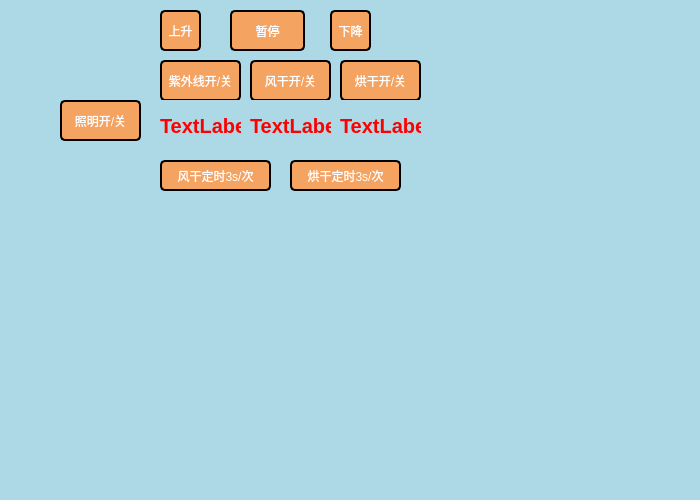
Above: QT/mainwindow.ui from YangTunyu/Arduino_dev before the change. Below: the same form after it.
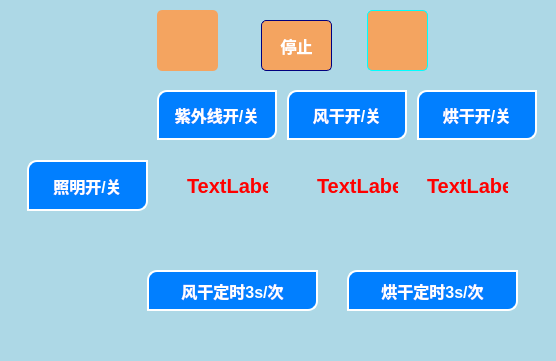
That is the form after the change.

Commit message: Story编号：S7155 修改人：姓名：庞爱晖 学号：202115030317 修改原因：qt界面修改 业务模块：智能晾衣架实现远程控制

```diff
--- a/QT/mainwindow.ui
+++ b/QT/mainwindow.ui
@@ -6,10 +6,17 @@
    <rect>
     <x>0</x>
     <y>0</y>
-    <width>700</width>
-    <height>500</height>
+    <width>556</width>
+    <height>361</height>
    </rect>
   </property>
+  <property name="font">
+   <font>
+    <pointsize>12</pointsize>
+    <weight>75</weight>
+    <bold>true</bold>
+   </font>
+  </property>
   <property name="windowTitle">
    <string>MainWindow</string>
   </property>
@@ -19,6 +26,7 @@
   <property name="styleSheet">
    <string notr="true">QWidget {
     background-color: #ADD8E6; /* 浅蓝色背景 */
+border-radius: 10px;       /* 设置MainWindow的圆角半径为10px */
 }
 </string>
   </property>
@@ -26,17 +34,16 @@
    <widget class="QPushButton" name="upButton">
     <property name="geometry">
      <rect>
-      <x>160</x>
+      <x>157</x>
       <y>10</y>
-      <width>41</width>
-      <height>41</height>
+      <width>61</width>
+      <height>61</height>
      </rect>
     </property>
     <property name="styleSheet">
      <string notr="true">QPushButton {
     background-color: #F4A460; /* 沙棕色背景 */
     color: white;
-    border: 2px solid #000;
     border-radius: 5px;
     padding: 5px;
 }
@@ -49,23 +56,30 @@
 </string>
     </property>
     <property name="text">
-     <string>上升</string>
+     <string/>
     </property>
    </widget>
    <widget class="QPushButton" name="stopButton">
     <property name="geometry">
      <rect>
-      <x>230</x>
-      <y>10</y>
-      <width>75</width>
-      <height>41</height>
+      <x>261</x>
+      <y>20</y>
+      <width>71</width>
+      <height>51</height>
      </rect>
     </property>
+    <property name="font">
+     <font>
+      <pointsize>12</pointsize>
+      <weight>75</weight>
+      <bold>true</bold>
+     </font>
+    </property>
     <property name="styleSheet">
      <string notr="true">QPushButton {
     background-color: #F4A460; /* 沙棕色背景 */
     color: white;
-    border: 2px solid #000;
+    border: 1px solid rgb(0, 0, 127);
     border-radius: 5px;
     padding: 5px;
 }
@@ -78,23 +92,23 @@
 </string>
     </property>
     <property name="text">
-     <string>暂停</string>
+     <string>停止</string>
     </property>
    </widget>
    <widget class="QPushButton" name="downButton">
     <property name="geometry">
      <rect>
-      <x>330</x>
+      <x>367</x>
       <y>10</y>
-      <width>41</width>
-      <height>41</height>
+      <width>61</width>
+      <height>61</height>
      </rect>
     </property>
     <property name="styleSheet">
      <string notr="true">QPushButton {
     background-color: #F4A460; /* 沙棕色背景 */
     color: white;
-    border: 2px solid #000;
+    border: 1px solid rgb(0, 255, 255);
     border-radius: 5px;
     padding: 5px;
 }
@@ -107,27 +121,39 @@
 </string>
     </property>
     <property name="text">
-     <string>下降</string>
+     <string/>
     </property>
    </widget>
    <widget class="QPushButton" name="lightButton">
     <property name="geometry">
      <rect>
-      <x>60</x>
-      <y>100</y>
-      <width>81</width>
-      <height>41</height>
+      <x>27</x>
+      <y>160</y>
+      <width>121</width>
+      <height>51</height>
      </rect>
     </property>
+    <property name="font">
+     <font>
+      <pointsize>12</pointsize>
+      <weight>75</weight>
+      <bold>true</bold>
+     </font>
+    </property>
     <property name="styleSheet">
      <string notr="true">QPushButton {
-    background-color: #F4A460; /* 沙棕色背景 */
-    color: white;
-    border: 2px solid #000;
-    border-radius: 5px;
-    padding: 5px;
+background-color: rgb(1, 127, 255); /* 背景颜色 */
+    color: white;                      /* 字体颜色 */
+    border: 2px solid white;           /* 边框颜色设置为白色 */
+    border-top-left-radius: 10px;      /* 左上角圆角 */
+    border-bottom-right-radius: 10px;  /* 右下角圆角 */
+    border-top-right-radius: 0px;      /* 右上角直角 */
+    border-bottom-left-radius: 0px;    /* 左下角直角 */
+    padding: 5px;                      /* 内边距 */
+
 }
 
+
 QLabel {
     color: red; /* 红色字体 */
     font-size: 20px;
@@ -142,21 +168,32 @@
    <widget class="QPushButton" name="uvButton">
     <property name="geometry">
      <rect>
-      <x>160</x>
-      <y>60</y>
-      <width>81</width>
-      <height>41</height>
+      <x>157</x>
+      <y>90</y>
+      <width>120</width>
+      <height>50</height>
      </rect>
     </property>
+    <property name="font">
+     <font>
+      <pointsize>12</pointsize>
+      <weight>75</weight>
+      <bold>true</bold>
+     </font>
+    </property>
     <property name="styleSheet">
      <string notr="true">QPushButton {
-    background-color: #F4A460; /* 沙棕色背景 */
-    color: white;
-    border: 2px solid #000;
-    border-radius: 5px;
-    padding: 5px;
+background-color: rgb(1, 127, 255); /* 背景颜色 */
+    color: white;                      /* 字体颜色 */
+    border: 2px solid white;           /* 边框颜色设置为白色 */
+    border-top-left-radius: 10px;      /* 左上角圆角 */
+    border-bottom-right-radius: 10px;  /* 右下角圆角 */
+    border-top-right-radius: 0px;      /* 右上角直角 */
+    border-bottom-left-radius: 0px;    /* 左下角直角 */
+    padding: 5px;                      /* 内边距 */
 }
 
+
 QLabel {
     color: red; /* 红色字体 */
     font-size: 20px;
@@ -171,21 +208,32 @@
    <widget class="QPushButton" name="windButton">
     <property name="geometry">
      <rect>
-      <x>250</x>
-      <y>60</y>
-      <width>81</width>
-      <height>41</height>
+      <x>287</x>
+      <y>90</y>
+      <width>120</width>
+      <height>50</height>
      </rect>
     </property>
+    <property name="font">
+     <font>
+      <pointsize>12</pointsize>
+      <weight>75</weight>
+      <bold>true</bold>
+     </font>
+    </property>
     <property name="styleSheet">
      <string notr="true">QPushButton {
-    background-color: #F4A460; /* 沙棕色背景 */
-    color: white;
-    border: 2px solid #000;
-    border-radius: 5px;
-    padding: 5px;
+background-color: rgb(1, 127, 255); /* 背景颜色 */
+    color: white;                      /* 字体颜色 */
+    border: 2px solid white;           /* 边框颜色设置为白色 */
+    border-top-left-radius: 10px;      /* 左上角圆角 */
+    border-bottom-right-radius: 10px;  /* 右下角圆角 */
+    border-top-right-radius: 0px;      /* 右上角直角 */
+    border-bottom-left-radius: 0px;    /* 左下角直角 */
+    padding: 5px;                      /* 内边距 */
 }
 
+
 QLabel {
     color: red; /* 红色字体 */
     font-size: 20px;
@@ -200,21 +248,32 @@
    <widget class="QPushButton" name="dryButton">
     <property name="geometry">
      <rect>
-      <x>340</x>
-      <y>60</y>
-      <width>81</width>
-      <height>41</height>
+      <x>417</x>
+      <y>90</y>
+      <width>120</width>
+      <height>50</height>
      </rect>
     </property>
+    <property name="font">
+     <font>
+      <pointsize>12</pointsize>
+      <weight>75</weight>
+      <bold>true</bold>
+     </font>
+    </property>
     <property name="styleSheet">
      <string notr="true">QPushButton {
-    background-color: #F4A460; /* 沙棕色背景 */
-    color: white;
-    border: 2px solid #000;
-    border-radius: 5px;
-    padding: 5px;
+background-color: rgb(1, 127, 255); /* 背景颜色 */
+    color: white;                      /* 字体颜色 */
+    border: 2px solid white;           /* 边框颜色设置为白色 */
+    border-top-left-radius: 10px;      /* 左上角圆角 */
+    border-bottom-right-radius: 10px;  /* 右下角圆角 */
+    border-top-right-radius: 0px;      /* 右上角直角 */
+    border-bottom-left-radius: 0px;    /* 左下角直角 */
+    padding: 5px;                      /* 内边距 */
 }
 
+
 QLabel {
     color: red; /* 红色字体 */
     font-size: 20px;
@@ -229,12 +288,19 @@
    <widget class="QLabel" name="uvLabel">
     <property name="geometry">
      <rect>
-      <x>160</x>
-      <y>100</y>
+      <x>187</x>
+      <y>170</y>
       <width>81</width>
-      <height>51</height>
+      <height>31</height>
      </rect>
     </property>
+    <property name="font">
+     <font>
+      <pointsize>-1</pointsize>
+      <weight>75</weight>
+      <bold>true</bold>
+     </font>
+    </property>
     <property name="styleSheet">
      <string notr="true">QPushButton {
     background-color: #F4A460; /* 沙棕色背景 */
@@ -258,10 +324,10 @@
    <widget class="QLabel" name="windLabel">
     <property name="geometry">
      <rect>
-      <x>250</x>
-      <y>100</y>
+      <x>317</x>
+      <y>170</y>
       <width>81</width>
-      <height>51</height>
+      <height>31</height>
      </rect>
     </property>
     <property name="styleSheet">
@@ -287,10 +353,10 @@
    <widget class="QLabel" name="dryLabel">
     <property name="geometry">
      <rect>
-      <x>340</x>
-      <y>100</y>
+      <x>427</x>
+      <y>170</y>
       <width>81</width>
-      <height>51</height>
+      <height>31</height>
      </rect>
     </property>
     <property name="styleSheet">
@@ -316,21 +382,32 @@
    <widget class="QPushButton" name="windButtonTimer">
     <property name="geometry">
      <rect>
-      <x>160</x>
-      <y>160</y>
-      <width>111</width>
-      <height>31</height>
+      <x>147</x>
+      <y>270</y>
+      <width>171</width>
+      <height>41</height>
      </rect>
     </property>
+    <property name="font">
+     <font>
+      <pointsize>12</pointsize>
+      <weight>75</weight>
+      <bold>true</bold>
+     </font>
+    </property>
     <property name="styleSheet">
      <string notr="true">QPushButton {
-    background-color: #F4A460; /* 沙棕色背景 */
-    color: white;
-    border: 2px solid #000;
-    border-radius: 5px;
-    padding: 5px;
+background-color: rgb(1, 127, 255); /* 背景颜色 */
+    color: white;                      /* 字体颜色 */
+    border: 2px solid white;           /* 边框颜色设置为白色 */
+    border-top-left-radius: 10px;      /* 左上角圆角 */
+    border-bottom-right-radius: 10px;  /* 右下角圆角 */
+    border-top-right-radius: 0px;      /* 右上角直角 */
+    border-bottom-left-radius: 0px;    /* 左下角直角 */
+    padding: 5px;                      /* 内边距 */
 }
 
+
 QLabel {
     color: red; /* 红色字体 */
     font-size: 20px;
@@ -345,21 +422,32 @@
    <widget class="QPushButton" name="dryButtonTimer">
     <property name="geometry">
      <rect>
-      <x>290</x>
-      <y>160</y>
-      <width>111</width>
-      <height>31</height>
+      <x>347</x>
+      <y>270</y>
+      <width>171</width>
+      <height>41</height>
      </rect>
     </property>
+    <property name="font">
+     <font>
+      <pointsize>12</pointsize>
+      <weight>75</weight>
+      <bold>true</bold>
+     </font>
+    </property>
     <property name="styleSheet">
      <string notr="true">QPushButton {
-    background-color: #F4A460; /* 沙棕色背景 */
-    color: white;
-    border: 2px solid #000;
-    border-radius: 5px;
-    padding: 5px;
+background-color: rgb(1, 127, 255); /* 背景颜色 */
+    color: white;                      /* 字体颜色 */
+    border: 2px solid white;           /* 边框颜色设置为白色 */
+    border-top-left-radius: 10px;      /* 左上角圆角 */
+    border-bottom-right-radius: 10px;  /* 右下角圆角 */
+    border-top-right-radius: 0px;      /* 右上角直角 */
+    border-bottom-left-radius: 0px;    /* 左下角直角 */
+    padding: 5px;                      /* 内边距 */
 }
 
+
 QLabel {
     color: red; /* 红色字体 */
     font-size: 20px;
@@ -371,6 +459,60 @@
      <string>烘干定时3s/次</string>
     </property>
    </widget>
+   <widget class="QLabel" name="backgroundlabel">
+    <property name="geometry">
+     <rect>
+      <x>167</x>
+      <y>150</y>
+      <width>351</width>
+      <height>111</height>
+     </rect>
+    </property>
+    <property name="text">
+     <string/>
+    </property>
+   </widget>
+   <widget class="Line" name="line">
+    <property name="geometry">
+     <rect>
+      <x>290</x>
+      <y>160</y>
+      <width>2</width>
+      <height>91</height>
+     </rect>
+    </property>
+    <property name="orientation">
+     <enum>Qt::Vertical</enum>
+    </property>
+   </widget>
+   <widget class="Line" name="line_2">
+    <property name="geometry">
+     <rect>
+      <x>410</x>
+      <y>160</y>
+      <width>2</width>
+      <height>91</height>
+     </rect>
+    </property>
+    <property name="orientation">
+     <enum>Qt::Vertical</enum>
+    </property>
+   </widget>
+   <zorder>backgroundlabel</zorder>
+   <zorder>upButton</zorder>
+   <zorder>stopButton</zorder>
+   <zorder>downButton</zorder>
+   <zorder>lightButton</zorder>
+   <zorder>uvButton</zorder>
+   <zorder>windButton</zorder>
+   <zorder>dryButton</zorder>
+   <zorder>uvLabel</zorder>
+   <zorder>windLabel</zorder>
+   <zorder>dryLabel</zorder>
+   <zorder>windButtonTimer</zorder>
+   <zorder>dryButtonTimer</zorder>
+   <zorder>line</zorder>
+   <zorder>line_2</zorder>
   </widget>
   <widget class="QMenuBar" name="menubar">
    <property name="geometry">
```
Left out of the diff: 4 changed lines with no effect on the pictures. The commit also changes 5 other files.
